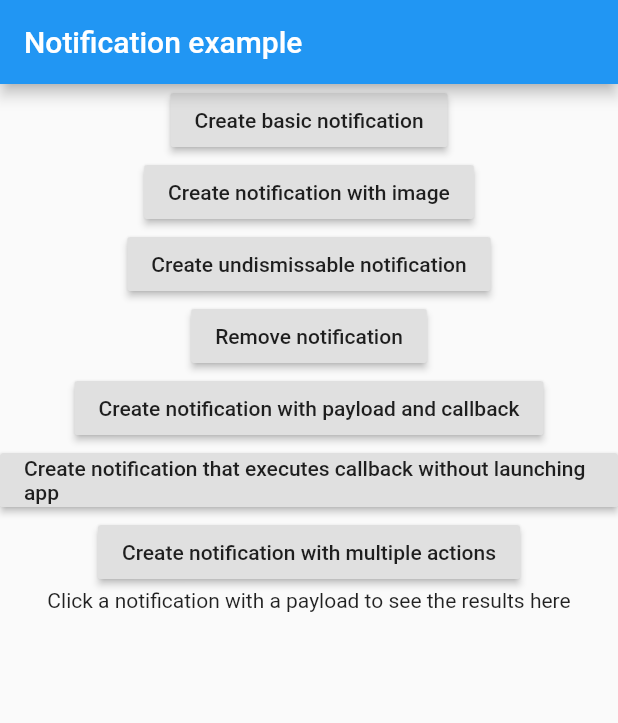
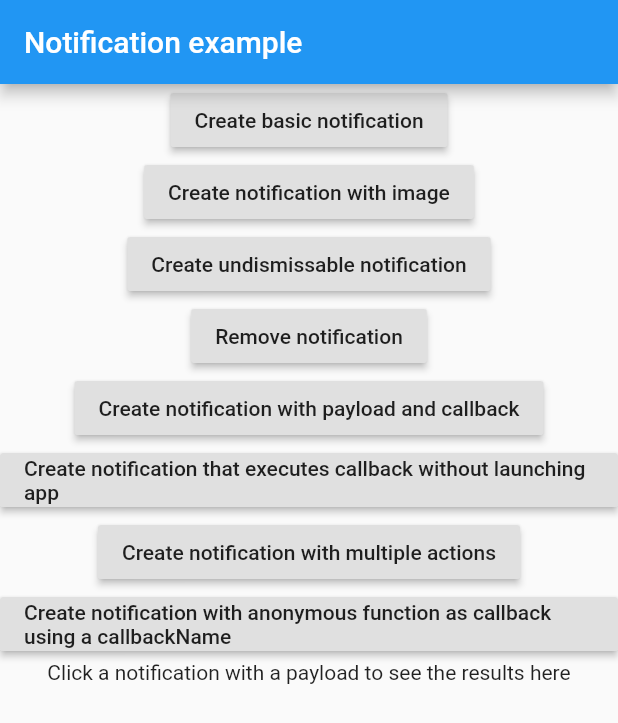
Before and after one commit to mitchhymel/local_notifications, a Flutter app: the screen it shows after launch, after a tap on "Create notification with multiple action", on a phone screen of 412 x 824 dp. Shown: the top 723 px of the screen. Run offline on Flutter 3.47's test engine with Material 2 defaults, Android fonts, the phone set to English and light mode, and no system bars.

Commit message:
Added support for anonymous functions as callbacks if a callbackName is provided with the NotificationAction. Refactored the public APIs to use required named parameters

```diff
--- a/example/lib/main.dart
+++ b/example/lib/main.dart
@@ -31,7 +31,8 @@ class MyAppState extends State<MyApp> {
     return new RaisedButton(
       onPressed: () async {
         int id = await LocalNotifications.createNotification(
-          'Basic', 'some basic notification',
+          title: 'Basic',
+          content: 'some basic notification',
         );
       },
       child: new Text('Create basic notification'),
@@ -42,7 +43,8 @@ class MyAppState extends State<MyApp> {
     return new RaisedButton(
         onPressed: () async {
           int id = await LocalNotifications.createNotification(
-            'Image', 'some notification with an image',
+            title: 'Image',
+            content: 'some notification with an image',
             imageUrl: _imageUrl,
           );
         },
@@ -54,7 +56,8 @@ class MyAppState extends State<MyApp> {
     return new RaisedButton(
         onPressed: () async {
           int id = await LocalNotifications.createNotification(
-              'No swiping', 'Can\'t swipe this away',
+              title: 'No swiping',
+              content: 'Can\'t swipe this away',
               imageUrl: _imageUrl,
               isOngoing: true
           );
@@ -78,12 +81,12 @@ class MyAppState extends State<MyApp> {
     return new RaisedButton(
       onPressed: () async {
         int id = await LocalNotifications.createNotification(
-            'Callback and payload notif',
-            'Some content',
+            title: 'Callback and payload notif',
+            content: 'Some content',
             onNotificationClick: new NotificationAction(
-                "some action", // Note: action text gets ignored here, as android can't display this anywhere
-                onNotificationClick,
-                "some payload"
+                actionText: "some action", // Note: action text gets ignored here, as android can't display this anywhere
+                callback: onNotificationClick,
+                payload: "some payload"
             ),
         );
       },
@@ -95,12 +98,12 @@ class MyAppState extends State<MyApp> {
     return new RaisedButton(
       onPressed: () async {
         int id = await LocalNotifications.createNotification(
-          'Callback and payload notif',
-          'Some content',
+          title: 'Callback and payload notif',
+          content: 'Some content',
           onNotificationClick: new NotificationAction(
-              "some action", // Note: action text gets ignored here, as android can't display this anywhere
-              onNotificationClick,
-              "some payload without launching the app",
+              actionText:  "some action", // Note: action text gets ignored here, as android can't display this anywhere
+              callback: onNotificationClick,
+              payload: "some payload without launching the app",
             launchesApp: false
           ),
         );
@@ -113,38 +116,60 @@ class MyAppState extends State<MyApp> {
     return new RaisedButton(
       onPressed: () async {
         int id = await LocalNotifications.createNotification(
-            'Multiple actions',
-            '... and unique callbacks and/or payloads for each',
+            title: 'Multiple actions',
+            content: '... and unique callbacks and/or payloads for each',
             imageUrl: _imageUrl,
             onNotificationClick: new NotificationAction(
-                "some action",
-                onNotificationClick,
-                "some payload",
-              launchesApp: false
+                actionText: "some action",
+                callback: onNotificationClick,
+                payload: "some payload",
+                launchesApp: false
             ),
             actions: [
               new NotificationAction(
-                  "First",
-                  onReplyClick,
-                  "firstAction",
-                launchesApp: true
+                  actionText: "First",
+                  callback: onReplyClick,
+                  payload: "firstAction",
+                  launchesApp: true
               ),
               new NotificationAction(
-                  "Second",
-                  onReplyClick,
-                  "secondAction",
-                launchesApp: false
+                  actionText: "Second",
+                  callback: onReplyClick,
+                  payload: "secondAction",
+                  launchesApp: false
               ),
               new NotificationAction(
-                  "Third",
-                  onReplyClick,
-                  "thirdAction",
-                launchesApp: false
+                  actionText: "Third",
+                  callback: onReplyClick,
+                  payload: "thirdAction",
+                  launchesApp: false
               ),
             ]
         );
       },
       child: new Text('Create notification with multiple actions'),
+    );
+  }
+
+  Widget _getNotificationWithAnonymousFunctionAsCallback() {
+    return new RaisedButton(
+        child: new Text('Create notification with anonymous function as callback using a callbackName'),
+        onPressed: () async {
+          int id = await LocalNotifications.createNotification(
+            title: 'Anonymous callback',
+            content: '... using anonymous callback with provided callbackName',
+            onNotificationClick: new NotificationAction(
+              actionText: '', //ignored
+              callback: (String payload) {
+                setState((){
+                  _text = payload;
+                });
+              },
+              payload: 'payload with anonymous function',
+              callbackName: 'anonymousName'
+            )
+          );
+        }
     );
   }
 
@@ -165,6 +190,7 @@ class MyAppState extends State<MyApp> {
               _getNotificationWithCallbackAndPayload(),
               _getNotificationWithCallbackAndPayloadInBackground(),
               _getNotificationWithMultipleActionsAndPayloads(),
+              _getNotificationWithAnonymousFunctionAsCallback(),
               new Text(_text ?? "Click a notification with a payload to see the results here")
             ],
           ),
--- a/lib/local_notifications.dart
+++ b/lib/local_notifications.dart
@@ -1,15 +1,27 @@
 import 'dart:async';
+import 'package:meta/meta.dart';
 
 import 'package:flutter/services.dart';
 
 class NotificationAction {
   final Function(String) callback;
   final String actionText;
-  final String intentPayload;
+  final String payload;
   final bool launchesApp;
-  const NotificationAction(this.actionText, this.callback, this.intentPayload, {this.launchesApp = true});
+  final String callbackName; // only use when callback is an anonymous function
+  const NotificationAction({
+      @required this.actionText,
+      @required this.callback,
+      @required this.payload,
+      this.launchesApp = true,
+      this.callbackName
+  });
 
-  static const NotificationAction DEFAULT = const NotificationAction('', null, '');
+  static const NotificationAction DEFAULT = const NotificationAction(
+      actionText: '',
+      callback: null,
+      payload: ''
+  );
 }
 
 class LocalNotifications {
@@ -26,23 +38,27 @@ class LocalNotifications {
   static const int ANDROID_IMPORTANCE_MAX = 5;
   static const int ANDROID_IMPORTANCE_MIN = 1;
 
-  static Future<Null> createNotification(String title, String content,
-      {String imageUrl = '', String ticker = '',
-        int importance = ANDROID_IMPORTANCE_DEFAULT,
-        bool isOngoing = false, int id = 0,
-        NotificationAction onNotificationClick = NotificationAction.DEFAULT,
-        List<NotificationAction> actions = const []
-      }) {
-    List<String> callbacks = actions.map((action) => _nameOfFunction(action.callback)).toList();
+  static Future<int> createNotification({
+    @required String title,
+    @required String content,
+    String imageUrl = '',
+    String ticker = '',
+    int importance = ANDROID_IMPORTANCE_DEFAULT,
+    bool isOngoing = false,
+    int id = 0,
+    NotificationAction onNotificationClick = NotificationAction.DEFAULT,
+    List<NotificationAction> actions = const []
+  }) {
+    List<String> callbacks = actions.map((action) => _getCallbackNameFromAction(action)).toList();
     List<String> actionTexts = actions.map((action) => action.actionText).toList();
-    List<String> intentPayloads = actions.map((action) => action.intentPayload).toList();
+    List<String> intentPayloads = actions.map((action) => action.payload).toList();
     List<bool> launchesApps = actions.map((action) => action.launchesApp).toList();
 
     _channel.setMethodCallHandler((MethodCall method) {
       var payload = method.arguments;
       List<NotificationAction> actionsToCheck = []..add(onNotificationClick)..addAll(actions);
       for (NotificationAction action in actionsToCheck) {
-        String functionName = _nameOfFunction(action.callback);
+        String functionName = _getCallbackNameFromAction(action);
         if (method.method == functionName) {
           print('Dart: calling $functionName with payload: $payload');
           action.callback(payload);
@@ -61,9 +77,9 @@ class LocalNotifications {
       importance,
       isOngoing,
       id,
-      _nameOfFunction(onNotificationClick.callback),
+      _getCallbackNameFromAction(onNotificationClick),
       onNotificationClick.actionText,
-      onNotificationClick.intentPayload,
+      onNotificationClick.payload,
       onNotificationClick.launchesApp,
       callbacks,
       actionTexts,
@@ -75,6 +91,10 @@ class LocalNotifications {
 
   static Future<Null> removeNotification(int id) {
     return _channel.invokeMethod(_removeNotification, [id]);
+  }
+
+  static String _getCallbackNameFromAction(NotificationAction action) {
+    return action.callbackName ?? _nameOfFunction(action.callback);
   }
 
   // Extracts the name of a top-level function from the .toString() of its
```
Also changed, not shown: 2 other files.
